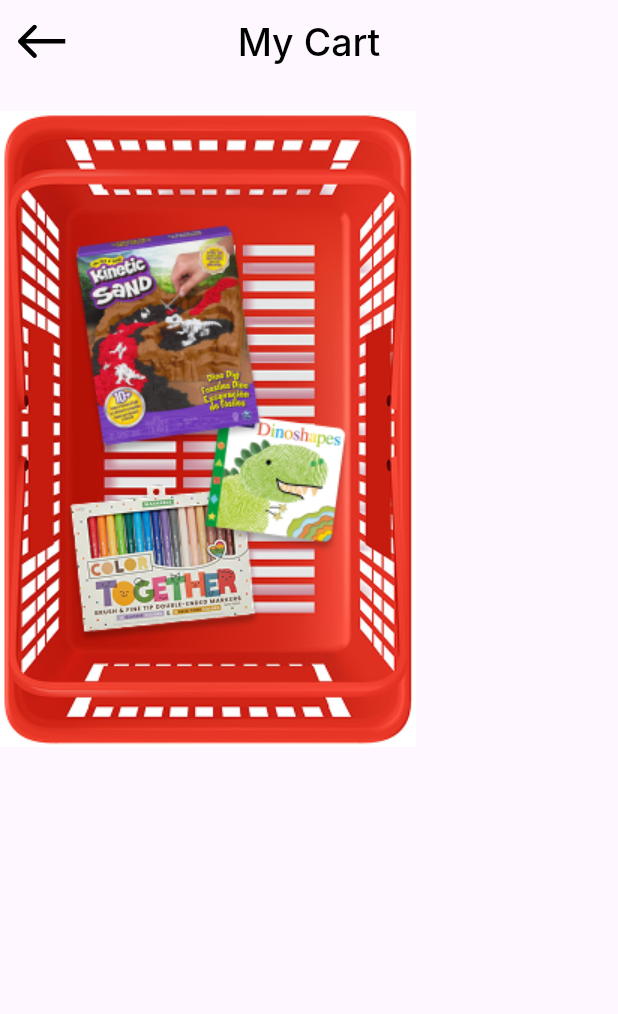
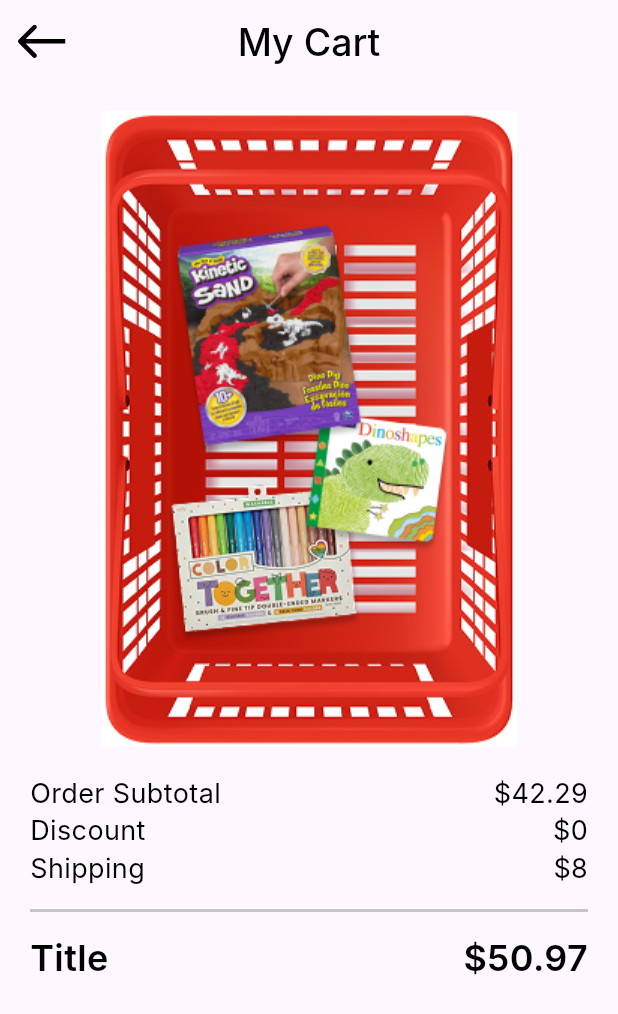
Before and after one commit to MohamedElnegouly/Payment-Integration, a Flutter app: the screen it shows after launch, on a phone screen of 412 x 824 dp. Shown: the top 1014 px of the screen. Run offline on Flutter 3.47's test engine with Material 3 defaults, Android fonts, the phone set to English and light mode, and no system bars; our stand-ins replace flutter_svg; Roboto replaces fonts that are missing (Inter).

Commit message:
order info & total price

```diff
--- a/lib/features/checkout/presentation/views/my_cart_view.dart
+++ b/lib/features/checkout/presentation/views/my_cart_view.dart
@@ -1,7 +1,7 @@
 import 'package:flutter/material.dart';
 import 'package:flutter_svg/svg.dart';
 import 'package:payment_integration/core/utils/styles.dart';
-import 'package:payment_integration/features/checkout/presentation/views/my_cart_view_body.dart';
+import 'package:payment_integration/features/checkout/presentation/views/widgets/my_cart_view_body.dart';
 
 class MyCartView extends StatelessWidget {
   const MyCartView({super.key});
--- a/lib/features/checkout/presentation/views/my_cart_view_body.dart
+++ /dev/null
@@ -1,12 +0,0 @@
-import 'package:flutter/material.dart';
-
-class MyCartViewBody extends StatelessWidget {
-  const MyCartViewBody({super.key});
-
-  @override
-  Widget build(BuildContext context) {
-    return Column(children: [
-      SizedBox(height: 18),
-      Image.asset('assets/images/basket.png')]);
-  }
-}
--- /dev/null
+++ b/lib/features/checkout/presentation/views/widgets/my_cart_view_body.dart
@@ -0,0 +1,28 @@
+import 'package:flutter/material.dart';
+import 'package:payment_integration/features/checkout/presentation/views/widgets/order_Info_Item.dart';
+import 'package:payment_integration/features/checkout/presentation/views/widgets/total_price.dart';
+
+class MyCartViewBody extends StatelessWidget {
+  const MyCartViewBody({super.key});
+
+  @override
+  Widget build(BuildContext context) {
+    return Padding(
+      padding: const EdgeInsets.symmetric(horizontal: 20),
+      child: Column(
+        children: [
+          SizedBox(height: 18),
+          Image.asset('assets/images/basket.png'),
+          SizedBox(height: 20),
+          OrderInfoItem(title: 'Order Subtotal', value: r'$42.29'),
+          SizedBox(height: 3),
+          OrderInfoItem(title: 'Discount', value: r'$0'),
+          SizedBox(height: 3),
+          OrderInfoItem(title: 'Shipping', value: r'$8'),
+          const Divider(thickness: 2, color: Color(0xFFC6C6C6), height: 34),
+          TotalPrice(title: 'Title', value: r'$50.97'),
+        ],
+      ),
+    );
+  }
+}
--- /dev/null
+++ b/lib/features/checkout/presentation/views/widgets/order_Info_Item.dart
@@ -0,0 +1,25 @@
+import 'package:flutter/material.dart';
+import 'package:payment_integration/core/utils/styles.dart';
+
+class OrderInfoItem extends StatelessWidget {
+  const OrderInfoItem({super.key, required this.title, required this.value});
+  final String title, value;
+  @override
+  Widget build(BuildContext context) {
+    return Row(
+      children: [
+        Text(
+          title,
+          textAlign: TextAlign.center,
+          style: Styles.style18,
+        ),
+        Spacer(),
+        Text(
+          value,
+          textAlign: TextAlign.center,
+          style: Styles.style18,
+        ),
+      ],
+    );
+  }
+}
--- /dev/null
+++ b/lib/features/checkout/presentation/views/widgets/total_price.dart
@@ -0,0 +1,17 @@
+import 'package:flutter/material.dart';
+import 'package:payment_integration/core/utils/styles.dart';
+
+class TotalPrice extends StatelessWidget {
+  const TotalPrice({super.key, required this.title, required this.value});
+  final String title, value;
+  @override
+  Widget build(BuildContext context) {
+    return Row(
+      children: [
+        Text(title, textAlign: TextAlign.center, style: Styles.style24),
+        Spacer(),
+        Text(value, textAlign: TextAlign.center, style: Styles.style24),
+      ],
+    );
+  }
+}
```
